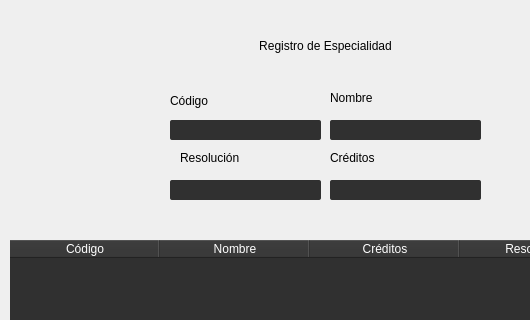
First picture: the form in UI/ventanaEspecialidad.ui, repository KevinValdezVargas/expert-broccoli, before the edit; both pictures show x 0 to 530 and y 0 to 320 of the 656 by 459 pixel window.
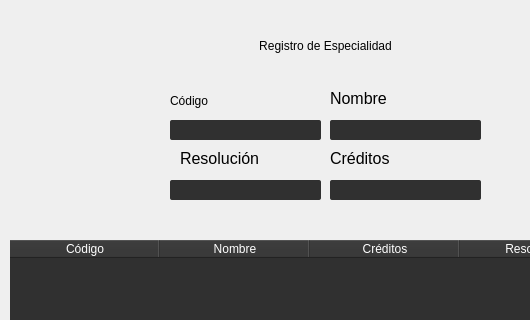
Second picture: the form after the edit.

Commit message: Labels and cursor pointer update on UIs

Patch:
```diff
--- a/UI/ventanaEspecialidad.ui
+++ b/UI/ventanaEspecialidad.ui
@@ -86,10 +86,15 @@
      <rect>
       <x>180</x>
       <y>150</y>
-      <width>81</width>
+      <width>91</width>
       <height>16</height>
      </rect>
     </property>
+    <property name="font">
+     <font>
+      <pointsize>12</pointsize>
+     </font>
+    </property>
     <property name="styleSheet">
      <string notr="true">font: 11pt &quot;Segoe MDL2 Assets&quot;;</string>
     </property>
@@ -102,10 +107,15 @@
      <rect>
       <x>330</x>
       <y>150</y>
-      <width>61</width>
+      <width>71</width>
       <height>16</height>
      </rect>
     </property>
+    <property name="font">
+     <font>
+      <pointsize>12</pointsize>
+     </font>
+    </property>
     <property name="styleSheet">
      <string notr="true">font: 11pt &quot;Segoe MDL2 Assets&quot;;</string>
     </property>
@@ -183,10 +193,15 @@
      <rect>
       <x>330</x>
       <y>90</y>
-      <width>61</width>
+      <width>71</width>
       <height>16</height>
      </rect>
     </property>
+    <property name="font">
+     <font>
+      <pointsize>12</pointsize>
+     </font>
+    </property>
     <property name="styleSheet">
      <string notr="true">font: 11pt &quot;Segoe MDL2 Assets&quot;;</string>
     </property>
```
Left out of the diff: 9 changed lines with no effect on the pictures. The commit also changes 2 other files.
